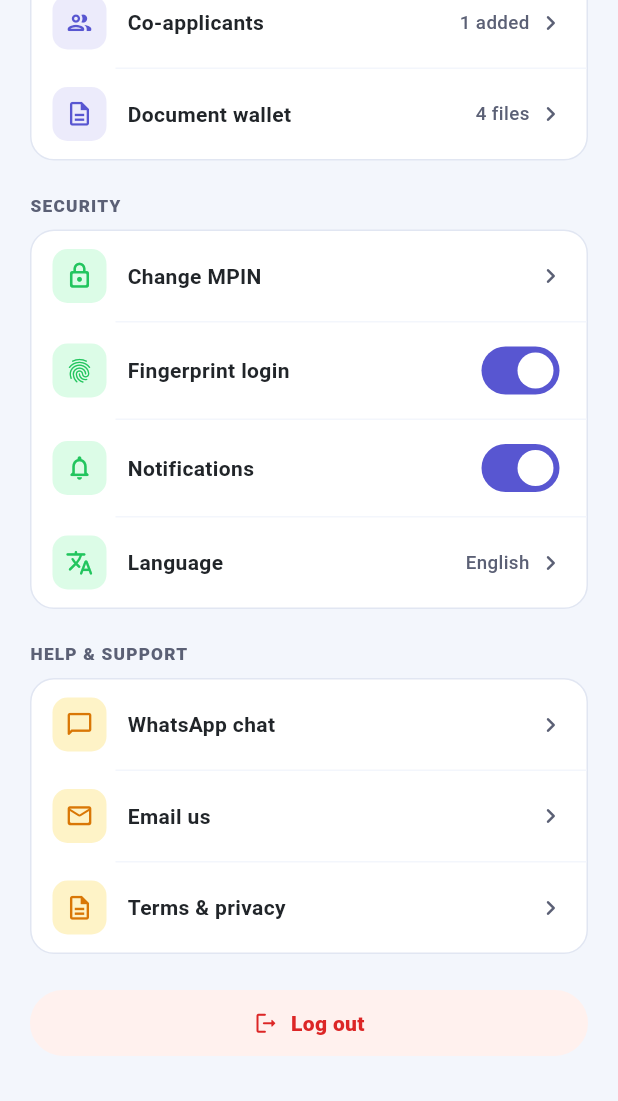
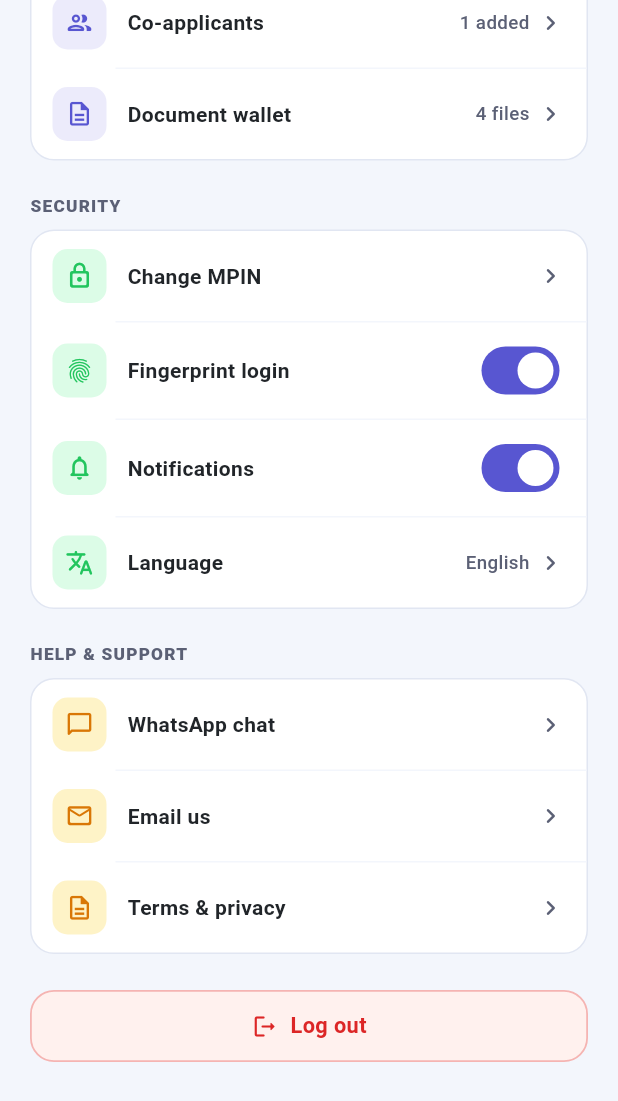
Before and after one commit to vennerinfotech/ai_loan_app, a Flutter app: the ProfileScreen screen opened directly, scrolled down 290 dp, on a phone screen of 412 x 824 dp. Shown: the top 1101 px of the screen. Run offline on Flutter 3.47's test engine with Material 3 defaults, Android fonts, the phone set to English and light mode, and no system bars; our stand-ins replace dotted_border, file_picker, get, image_picker, material_ui, pinput and 2 more; accounts and stored records are empty.

Commit message:
fix: navigate to login screen and handle dialog state during logout in profile controller

```diff
--- a/lib/controller/profile_controller.dart
+++ b/lib/controller/profile_controller.dart
@@ -1,8 +1,9 @@
-import 'dart:typed_data';
+import 'package:flutter/foundation.dart';
 import 'package:material_ui/material_ui.dart';
 import 'package:get/get.dart';
 import '../services/api_service.dart';
 import '../services/session_manager.dart';
+import '../screens/login_with_mobile_screen.dart';
 import '../theme/app_colors.dart';
 
 /// Controller managing user profile data, avatar image, and updates
@@ -130,7 +131,14 @@ class ProfileController extends GetxController {
         margin: const EdgeInsets.all(16),
         duration: const Duration(seconds: 2),
       );
+      Get.offAll(() => const LoginWithMobileScreen());
     } catch (e) {
+      if (kDebugMode) {
+        print('error => $e');
+      }
+      if (Get.isDialogOpen == true) {
+        Get.back();
+      }
       isLoggingOut.value = false;
       await SessionManager.clearSession();
     }
--- a/lib/screens/profile_screen.dart
+++ b/lib/screens/profile_screen.dart
@@ -567,35 +567,35 @@ class _ProfileScreenState extends State<ProfileScreen> {
     );
   }
 
-  /// "Log out" pill button
+  /// "Log out" button
   Widget _buildLogoutButton(BuildContext context) {
     return GestureDetector(
       onTap: () => _showLogoutDialog(context),
       child: Container(
-        height: 44,
+        height: 48,
         decoration: BoxDecoration(
           color: AppColors.errorRedBg,
-          borderRadius: BorderRadius.circular(22),
+          borderRadius: BorderRadius.circular(16),
           border: Border.all(
-            color: AppColors.errorRedBg,
+            color: AppColors.errorRed.withValues(alpha: 0.3),
             width: 1.2,
           ),
         ),
-        child: Row(
+        child: const Row(
           mainAxisAlignment: MainAxisAlignment.center,
-          children: const [
+          children: [
             Icon(
               Icons.logout_rounded,
               color: AppColors.errorRed,
-              size: 17,
+              size: 18,
             ),
             SizedBox(width: 8),
             Text(
               'Log out',
               style: TextStyle(
                 color: AppColors.errorRed,
-                fontSize: 14,
-                fontWeight: FontWeight.w800,
+                fontSize: 14.5,
+                fontWeight: FontWeight.w700,
               ),
             ),
           ],
@@ -699,6 +699,7 @@ class _ProfileScreenState extends State<ProfileScreen> {
                             backgroundColor: AppColors.canvas,
                             shape: RoundedRectangleBorder(
                               borderRadius: BorderRadius.circular(14),
+                              side: const BorderSide(color: AppColors.line),
                             ),
                           ),
                           child: const Text(
```
